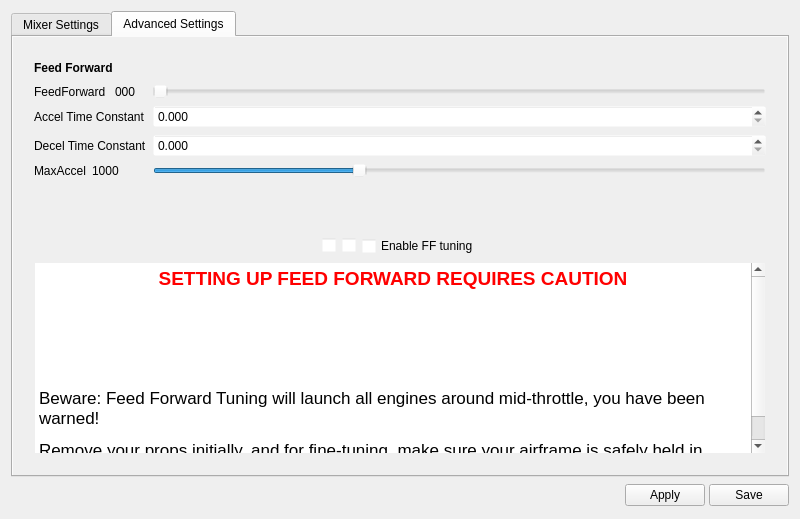
Qt form ground/openpilotgcs/src/plugins/config/airframe.ui (openpilot/OpenPilot) before a commit.
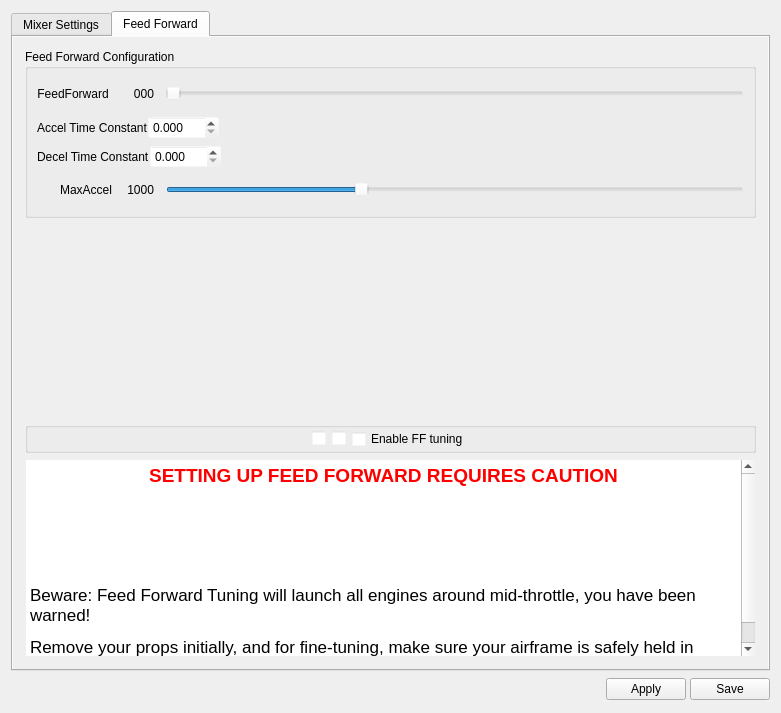
The same form after that commit. The open tabs and pages were chosen to show the change. Icons and pictures are not drawn. Custom widgets are drawn as their Qt base class.

Commit message: fixed up the feed forward tab, as well as renamed advanced to feed forward on the tab

```diff
--- a/ground/openpilotgcs/src/plugins/config/airframe.ui
+++ b/ground/openpilotgcs/src/plugins/config/airframe.ui
@@ -6,15 +6,15 @@
    <rect>
     <x>0</x>
     <y>0</y>
-    <width>800</width>
-    <height>519</height>
+    <width>781</width>
+    <height>713</height>
    </rect>
   </property>
   <property name="windowTitle">
    <string>Form</string>
   </property>
-  <layout class="QGridLayout" name="gridLayout_8">
-   <item row="0" column="0">
+  <layout class="QVBoxLayout" name="verticalLayout_10">
+   <item>
     <widget class="QTabWidget" name="tabWidget">
      <property name="currentIndex">
       <number>0</number>
@@ -2711,7 +2711,7 @@
        <bool>true</bool>
       </property>
       <attribute name="title">
-       <string>Advanced Settings</string>
+       <string>Feed Forward</string>
       </attribute>
       <layout class="QVBoxLayout" name="verticalLayout_25">
        <property name="margin">
@@ -2797,75 +2797,53 @@
            <rect>
             <x>0</x>
             <y>0</y>
-            <width>746</width>
-            <height>383</height>
+            <width>727</width>
+            <height>589</height>
            </rect>
           </property>
           <layout class="QVBoxLayout" name="verticalLayout_18">
-           <item>
-            <layout class="QHBoxLayout" name="horizontalLayout_24">
-             <item>
-              <widget class="QLabel" name="label_19">
-               <property name="font">
-                <font>
-                 <weight>75</weight>
-                 <bold>true</bold>
-                </font>
-               </property>
-               <property name="text">
-                <string>Feed Forward</string>
-               </property>
-              </widget>
-             </item>
+           <property name="margin">
+            <number>0</number>
+           </property>
              <item>
-              <spacer name="horizontalSpacer_16">
-               <property name="orientation">
-                <enum>Qt::Horizontal</enum>
-               </property>
-               <property name="sizeHint" stdset="0">
-                <size>
-                 <width>40</width>
-                 <height>20</height>
-                </size>
-               </property>
-              </spacer>
-             </item>
-            </layout>
-           </item>
-           <item>
-            <layout class="QFormLayout" name="formLayout_7">
-             <property name="fieldGrowthPolicy">
-              <enum>QFormLayout::AllNonFixedFieldsGrow</enum>
-             </property>
-             <item row="2" column="0">
-              <layout class="QHBoxLayout" name="horizontalLayout_12">
-               <item>
+            <widget class="QGroupBox" name="groupBox_12">
+             <property name="title">
+              <string>Feed Forward Configuration</string>
+             </property>
+             <layout class="QGridLayout" name="gridLayout_8">
+              <property name="horizontalSpacing">
+               <number>12</number>
+              </property>
+              <property name="verticalSpacing">
+               <number>-1</number>
+              </property>
+              <item row="0" column="0">
                 <widget class="QLabel" name="label_20">
+                <property name="minimumSize">
+                 <size>
+                  <width>0</width>
+                  <height>0</height>
+                 </size>
+                </property>
                  <property name="text">
                   <string>FeedForward </string>
                  </property>
-                </widget>
-               </item>
-               <item>
-                <widget class="QLabel" name="feedForwardSliderValue">
-                 <property name="minimumSize">
-                  <size>
-                   <width>30</width>
-                   <height>0</height>
-                  </size>
-                 </property>
-                 <property name="text">
-                  <string>000</string>
-                 </property>
-                </widget>
-               </item>
-              </layout>
-             </item>
-             <item row="2" column="1">
+                <property name="alignment">
+                 <set>Qt::AlignRight|Qt::AlignTrailing|Qt::AlignVCenter</set>
+                </property>
+               </widget>
+              </item>
+              <item row="0" column="2">
               <widget class="QSlider" name="feedForwardSlider">
                <property name="enabled">
                 <bool>true</bool>
                </property>
+                <property name="minimumSize">
+                 <size>
+                  <width>0</width>
+                  <height>32</height>
+                 </size>
+                </property>
                <property name="focusPolicy">
                 <enum>Qt::StrongFocus</enum>
                </property>
@@ -2886,46 +2864,16 @@
                </property>
               </widget>
              </item>
-             <item row="3" column="0">
-              <widget class="QLabel" name="label_21">
-               <property name="text">
-                <string>Accel Time Constant</string>
-               </property>
-              </widget>
-             </item>
-             <item row="3" column="1">
-              <widget class="QDoubleSpinBox" name="accelTime">
-               <property name="enabled">
-                <bool>true</bool>
-               </property>
-               <property name="focusPolicy">
-                <enum>Qt::StrongFocus</enum>
-               </property>
-               <property name="toolTip">
-                <string>In miliseconds.
-When tuning: Slowly raise accel time from zero to just
-under the level where the motor starts to overshoot
-its target speed.</string>
-               </property>
-               <property name="decimals">
-                <number>3</number>
-               </property>
-               <property name="maximum">
-                <double>100.000000000000000</double>
-               </property>
-               <property name="singleStep">
-                <double>0.010000000000000</double>
-               </property>
-              </widget>
-             </item>
-             <item row="4" column="0">
+              <item row="2" column="0" colspan="3">
+               <layout class="QHBoxLayout" name="horizontalLayout_10">
+                <item>
               <widget class="QLabel" name="label_22">
                <property name="text">
                 <string>Decel Time Constant</string>
                </property>
               </widget>
              </item>
-             <item row="4" column="1">
+                <item>
               <widget class="QDoubleSpinBox" name="decelTime">
                <property name="enabled">
                 <bool>true</bool>
@@ -2951,26 +2899,138 @@
                </property>
               </widget>
              </item>
-             <item row="5" column="0">
-              <layout class="QHBoxLayout" name="horizontalLayout_16">
                <item>
+                 <spacer name="horizontalSpacer_12">
+                  <property name="orientation">
+                   <enum>Qt::Horizontal</enum>
+                  </property>
+                  <property name="sizeHint" stdset="0">
+                   <size>
+                    <width>40</width>
+                    <height>20</height>
+                   </size>
+                  </property>
+                 </spacer>
+                </item>
+               </layout>
+              </item>
+              <item row="3" column="0">
                 <widget class="QLabel" name="label_37">
+                <property name="sizePolicy">
+                 <sizepolicy hsizetype="Minimum" vsizetype="Preferred">
+                  <horstretch>0</horstretch>
+                  <verstretch>0</verstretch>
+                 </sizepolicy>
+                </property>
+                <property name="minimumSize">
+                 <size>
+                  <width>0</width>
+                  <height>0</height>
+                 </size>
+                </property>
+                <property name="maximumSize">
+                 <size>
+                  <width>16777215</width>
+                  <height>16</height>
+                 </size>
+                </property>
                  <property name="text">
                   <string>MaxAccel</string>
                  </property>
-                </widget>
-               </item>
+                <property name="alignment">
+                 <set>Qt::AlignRight|Qt::AlignTrailing|Qt::AlignVCenter</set>
+                </property>
+               </widget>
+              </item>
+              <item row="1" column="0" colspan="3">
+               <layout class="QHBoxLayout" name="horizontalLayout_9">
                <item>
+                 <widget class="QLabel" name="label_21">
+                  <property name="text">
+                   <string>Accel Time Constant</string>
+                  </property>
+                 </widget>
+                </item>
+                <item>
+                 <widget class="QDoubleSpinBox" name="accelTime">
+                  <property name="enabled">
+                   <bool>true</bool>
+                  </property>
+                  <property name="focusPolicy">
+                   <enum>Qt::StrongFocus</enum>
+                  </property>
+                  <property name="toolTip">
+                   <string>In miliseconds.
+When tuning: Slowly raise accel time from zero to just
+under the level where the motor starts to overshoot
+its target speed.</string>
+                  </property>
+                  <property name="decimals">
+                   <number>3</number>
+                  </property>
+                  <property name="maximum">
+                   <double>100.000000000000000</double>
+                  </property>
+                  <property name="singleStep">
+                   <double>0.010000000000000</double>
+                  </property>
+                 </widget>
+                </item>
+                <item>
+                 <spacer name="horizontalSpacer_13">
+                  <property name="orientation">
+                   <enum>Qt::Horizontal</enum>
+                  </property>
+                  <property name="sizeHint" stdset="0">
+                   <size>
+                    <width>40</width>
+                    <height>20</height>
+                   </size>
+                  </property>
+                 </spacer>
+                </item>
+               </layout>
+              </item>
+              <item row="0" column="1">
+               <widget class="QLabel" name="feedForwardSliderValue">
+                <property name="minimumSize">
+                 <size>
+                  <width>30</width>
+                  <height>0</height>
+                 </size>
+                </property>
+                <property name="text">
+                 <string>000</string>
+                </property>
+                <property name="alignment">
+                 <set>Qt::AlignRight|Qt::AlignTrailing|Qt::AlignVCenter</set>
+                </property>
+               </widget>
+              </item>
+              <item row="3" column="1">
                 <widget class="QLabel" name="maxAccelSliderValue">
+                <property name="maximumSize">
+                 <size>
+                  <width>16777215</width>
+                  <height>16</height>
+                 </size>
+                </property>
                  <property name="text">
                   <string>1000</string>
                  </property>
-                </widget>
-               </item>
-              </layout>
-             </item>
-             <item row="5" column="1">
+                <property name="alignment">
+                 <set>Qt::AlignRight|Qt::AlignTrailing|Qt::AlignVCenter</set>
+                </property>
+               </widget>
+              </item>
+              <item row="3" column="2">
               <widget class="QSlider" name="maxAccelSlider">
+                <property name="minimumSize">
+                 <size>
+                  <width>0</width>
+                  <height>32</height>
+                 </size>
+                </property>
                <property name="focusPolicy">
                 <enum>Qt::StrongFocus</enum>
                </property>
@@ -2990,9 +3050,23 @@
                <property name="orientation">
                 <enum>Qt::Horizontal</enum>
                </property>
+                <property name="invertedAppearance">
+                 <bool>false</bool>
+                </property>
+                <property name="invertedControls">
+                 <bool>false</bool>
+                </property>
               </widget>
              </item>
             </layout>
+             <zorder>maxAccelSliderValue</zorder>
+             <zorder>feedForwardSlider</zorder>
+             <zorder>maxAccelSlider</zorder>
+             <zorder>label_37</zorder>
+             <zorder>feedForwardSliderValue</zorder>
+             <zorder></zorder>
+             <zorder>label_20</zorder>
+            </widget>
            </item>
            <item>
             <spacer name="verticalSpacer_5">
@@ -3008,7 +3082,14 @@
             </spacer>
            </item>
            <item>
-            <layout class="QHBoxLayout" name="horizontalLayout_9">
+            <widget class="QGroupBox" name="groupBox_13">
+             <property name="title">
+              <string/>
+             </property>
+             <layout class="QHBoxLayout" name="horizontalLayout_5">
+              <property name="margin">
+               <number>0</number>
+              </property>
              <item>
               <spacer name="horizontalSpacer_8">
                <property name="orientation">
@@ -3016,7 +3097,7 @@
                </property>
                <property name="sizeHint" stdset="0">
                 <size>
-                 <width>40</width>
+                  <width>267</width>
                  <height>20</height>
                 </size>
                </property>
@@ -3083,13 +3164,14 @@
                </property>
                <property name="sizeHint" stdset="0">
                 <size>
-                 <width>40</width>
+                  <width>267</width>
                  <height>20</height>
                 </size>
                </property>
               </spacer>
              </item>
             </layout>
+            </widget>
            </item>
            <item>
             <widget class="QTextBrowser" name="textBrowser">
@@ -3133,7 +3215,7 @@
      </widget>
     </widget>
    </item>
-   <item row="1" column="0">
+   <item>
     <layout class="QHBoxLayout" name="horizontalLayout_2">
      <property name="spacing">
       <number>4</number>
```
Left out of the diff: 35 changed lines with no effect on the pictures. Lines whose indentation alone changed are shown as unchanged.
